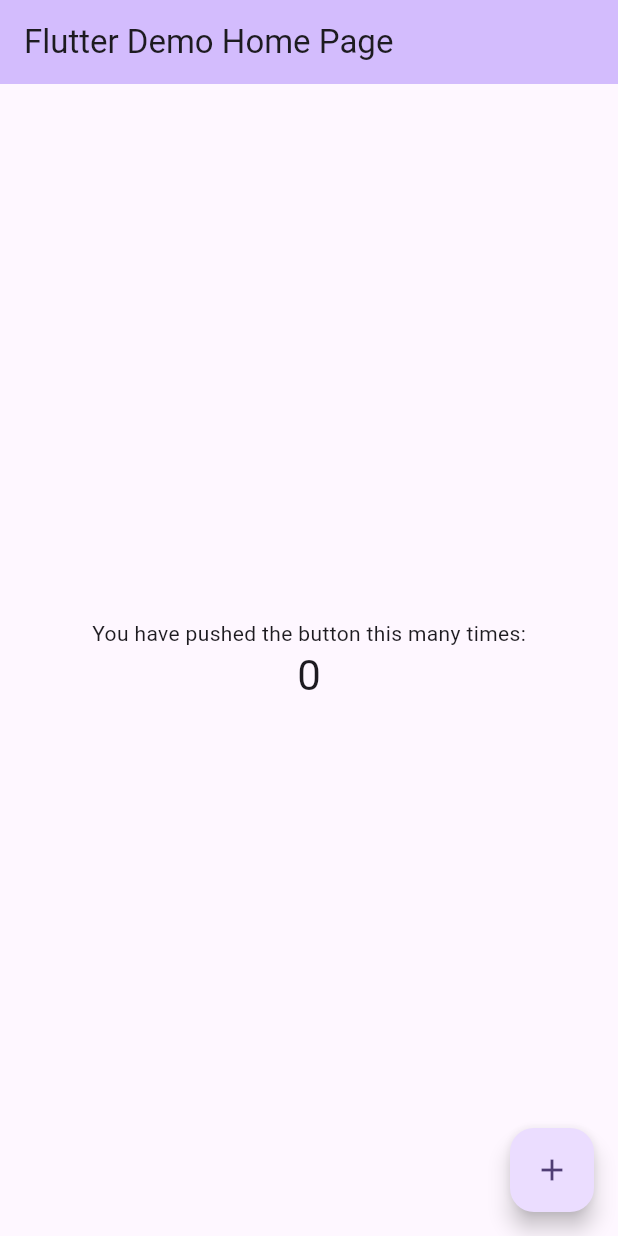
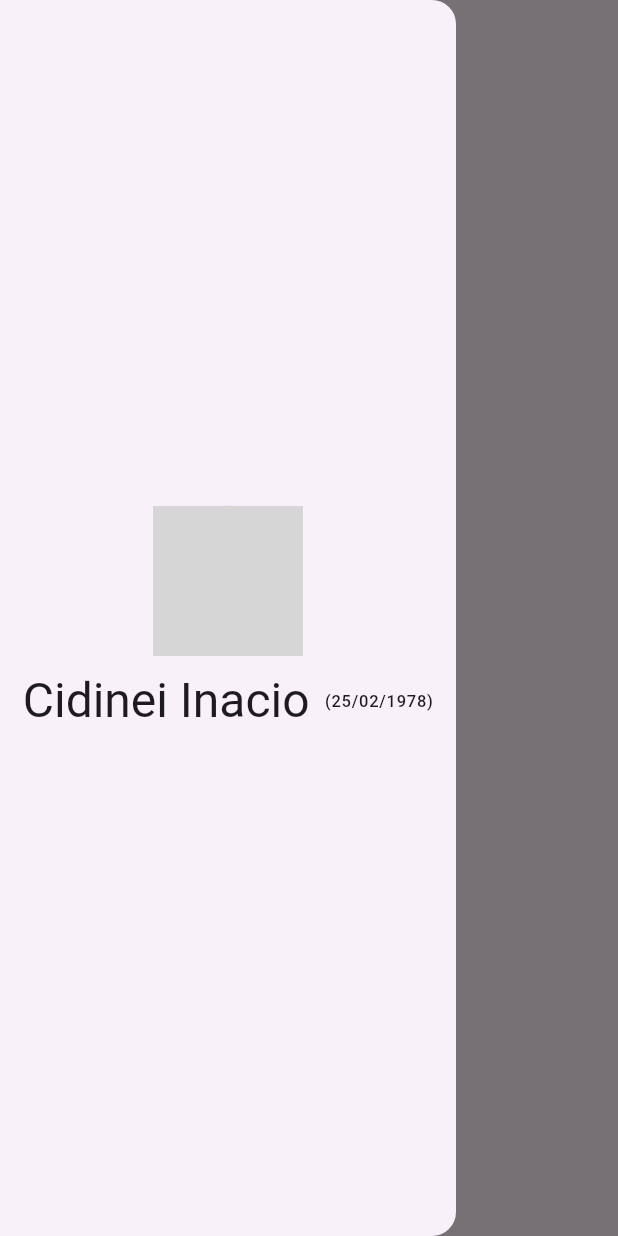
Before and after one commit to CSIRamone/Flutter_InheretedWidget, a Flutter app: the screen it shows after launch, with the side drawer open (before the commit the screen has no drawer), on a phone screen of 412 x 824 dp. Run offline on Flutter 3.47's test engine with Material 3 defaults, Android fonts, the phone set to English and light mode, and no system bars; network calls fail; grey boxes are pictures that could not be loaded.

Commit message:
implement home/model/splash

```diff
--- /dev/null
+++ b/lib/home/drawer_page.dart
@@ -0,0 +1,40 @@
+import 'package:flutter/material.dart';
+import 'package:flutter_inheretedwidget/model/user_model.dart';
+
+class DrawerPage extends StatelessWidget {
+  const DrawerPage({super.key});
+
+  @override
+  Widget build(BuildContext context) {
+    var user = UserModel.of(context);
+    return Drawer(
+      child: Padding(
+        padding: const EdgeInsets.all(8.0),
+        child: Column(
+          mainAxisAlignment: MainAxisAlignment.center,
+          children: [
+            CircleAvatar(
+              backgroundImage: NetworkImage(user!.imgAvatar),
+              radius: 50,
+            ),
+            SizedBox(height: 10),
+            Row(
+              mainAxisAlignment: MainAxisAlignment.center,
+              children: [
+                Text(
+                  user.name,
+                  style: Theme.of(context).textTheme.headlineLarge,
+                ),
+                SizedBox(width: 10),
+                Text(
+                  '(${user.birthDate})',
+                  style: Theme.of(context).textTheme.labelSmall,
+                ),
+              ],
+            ),
+          ],
+        ),
+      ),
+    );
+  }
+}
--- /dev/null
+++ b/lib/home/home_page.dart
@@ -0,0 +1,15 @@
+import 'package:flutter/material.dart';
+import 'package:flutter_inheretedwidget/home/drawer_page.dart';
+
+class HomePage extends StatelessWidget {
+  const HomePage({super.key});
+
+  @override
+  Widget build(BuildContext context) {
+    return Scaffold(
+      appBar: AppBar(title: const Text('Home')),
+      drawer: DrawerPage(),
+      body: Container(),
+    );
+  }
+}
--- a/lib/main.dart
+++ b/lib/main.dart
@@ -1,4 +1,7 @@
 import 'package:flutter/material.dart';
+import 'package:flutter_inheretedwidget/home/home_page.dart';
+import 'package:flutter_inheretedwidget/model/user_model.dart';
+import 'package:flutter_inheretedwidget/splash/splash_page.dart';
 
 void main() {
   runApp(const MyApp());
@@ -6,117 +9,20 @@ void main() {
 
 class MyApp extends StatelessWidget {
   const MyApp({super.key});
-
-  // This widget is the root of your application.
   @override
   Widget build(BuildContext context) {
-    return MaterialApp(
-      title: 'Flutter Demo',
-      theme: ThemeData(
-        // This is the theme of your application.
-        //
-        // TRY THIS: Try running your application with "flutter run". You'll see
-        // the application has a purple toolbar. Then, without quitting the app,
-        // try changing the seedColor in the colorScheme below to Colors.green
-        // and then invoke "hot reload" (save your changes or press the "hot
-        // reload" button in a Flutter-supported IDE, or press "r" if you used
-        // the command line to start the app).
-        //
-        // Notice that the counter didn't reset back to zero; the application
-        // state is not lost during the reload. To reset the state, use hot
-        // restart instead.
-        //
-        // This works for code too, not just values: Most code changes can be
-        // tested with just a hot reload.
-        colorScheme: ColorScheme.fromSeed(seedColor: Colors.deepPurple),
+    return UserModel(
+      name: 'Cidinei Inacio',
+      imgAvatar:
+          'https://media.licdn.com/dms/image/v2/C4D03AQEeHZh-8oCLhA/profile-displayphoto-shrink_200_200/profile-displayphoto-shrink_200_200/0/1581778587274?e=2147483647&v=beta&t=-H2NJL1Q32xxEmlpqQvmGrlZxsi8JuBomUYyB2pVXKI',
+      birthDate: '25/02/1978',
+      child: MaterialApp(
+        title: 'Flutter Demo',
+        theme: ThemeData(
+          colorScheme: ColorScheme.fromSeed(seedColor: Colors.deepPurple),
+        ),
+        routes: {'/': (_) => SplashPage(), '/home': (_) => HomePage()},
       ),
-      home: const MyHomePage(title: 'Flutter Demo Home Page'),
     );
   }
 }
-
-class MyHomePage extends StatefulWidget {
-  const MyHomePage({super.key, required this.title});
-
-  // This widget is the home page of your application. It is stateful, meaning
-  // that it has a State object (defined below) that contains fields that affect
-  // how it looks.
-
-  // This class is the configuration for the state. It holds the values (in this
-  // case the title) provided by the parent (in this case the App widget) and
-  // used by the build method of the State. Fields in a Widget subclass are
-  // always marked "final".
-
-  final String title;
-
-  @override
-  State<MyHomePage> createState() => _MyHomePageState();
-}
-
-class _MyHomePageState extends State<MyHomePage> {
-  int _counter = 0;
-
-  void _incrementCounter() {
-    setState(() {
-      // This call to setState tells the Flutter framework that something has
-      // changed in this State, which causes it to rerun the build method below
-      // so that the display can reflect the updated values. If we changed
-      // _counter without calling setState(), then the build method would not be
-      // called again, and so nothing would appear to happen.
-      _counter++;
-    });
-  }
-
-  @override
-  Widget build(BuildContext context) {
-    // This method is rerun every time setState is called, for instance as done
-    // by the _incrementCounter method above.
-    //
-    // The Flutter framework has been optimized to make rerunning build methods
-    // fast, so that you can just rebuild anything that needs updating rather
-    // than having to individually change instances of widgets.
-    return Scaffold(
-      appBar: AppBar(
-        // TRY THIS: Try changing the color here to a specific color (to
-        // Colors.amber, perhaps?) and trigger a hot reload to see the AppBar
-        // change color while the other colors stay the same.
-        backgroundColor: Theme.of(context).colorScheme.inversePrimary,
-        // Here we take the value from the MyHomePage object that was created by
-        // the App.build method, and use it to set our appbar title.
-        title: Text(widget.title),
-      ),
-      body: Center(
-        // Center is a layout widget. It takes a single child and positions it
-        // in the middle of the parent.
-        child: Column(
-          // Column is also a layout widget. It takes a list of children and
-          // arranges them vertically. By default, it sizes itself to fit its
-          // children horizontally, and tries to be as tall as its parent.
-          //
-          // Column has various properties to control how it sizes itself and
-          // how it positions its children. Here we use mainAxisAlignment to
-          // center the children vertically; the main axis here is the vertical
-          // axis because Columns are vertical (the cross axis would be
-          // horizontal).
-          //
-          // TRY THIS: Invoke "debug painting" (choose the "Toggle Debug Paint"
-          // action in the IDE, or press "p" in the console), to see the
-          // wireframe for each widget.
-          mainAxisAlignment: MainAxisAlignment.center,
-          children: <Widget>[
-            const Text('You have pushed the button this many times:'),
-            Text(
-              '$_counter',
-              style: Theme.of(context).textTheme.headlineMedium,
-            ),
-          ],
-        ),
-      ),
-      floatingActionButton: FloatingActionButton(
-        onPressed: _incrementCounter,
-        tooltip: 'Increment',
-        child: const Icon(Icons.add),
-      ), // This trailing comma makes auto-formatting nicer for build methods.
-    );
-  }
-}
--- /dev/null
+++ b/lib/model/user_model.dart
@@ -0,0 +1,27 @@
+import 'package:flutter/material.dart';
+
+class UserModel extends InheritedWidget {
+  final String name;
+  final String imgAvatar;
+  final String birthDate;
+
+  UserModel({
+    required this.name,
+    required this.imgAvatar,
+    required this.birthDate,
+    required Widget child,
+  }) : super(child: child);
+
+  @override
+  bool updateShouldNotify(covariant UserModel oldWidget) {
+    return name != oldWidget.name ||
+        imgAvatar != oldWidget.imgAvatar ||
+        birthDate != oldWidget.birthDate;
+  }
+
+  static UserModel? of(BuildContext context) {
+    var userModel = context.dependOnInheritedWidgetOfExactType<UserModel>();
+    assert(userModel != null, 'UserModel not found in BuildContext');
+    return userModel!;
+  }
+}
--- /dev/null
+++ b/lib/splash/splash_page.dart
@@ -0,0 +1,26 @@
+import 'package:flutter/material.dart';
+
+class SplashPage extends StatefulWidget {
+  const SplashPage({super.key});
+
+  @override
+  State<SplashPage> createState() => _SplashPageState();
+}
+
+class _SplashPageState extends State<SplashPage> {
+  @override
+  void initState() {
+    super.initState();
+    WidgetsBinding.instance?.addPostFrameCallback((timeStamp) {
+      Navigator.of(context).pushNamed('/home');
+    });
+  }
+
+  @override
+  Widget build(BuildContext context) {
+    return Scaffold(
+      appBar: AppBar(title: const Text('Splash')),
+      body: Container(),
+    );
+  }
+}
```
